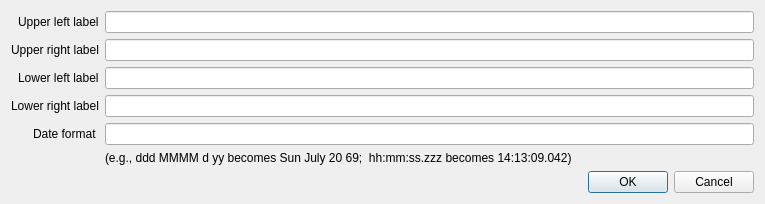
Old version of the form preferencesdialog.ui in the repository adamb924/TaskManager.
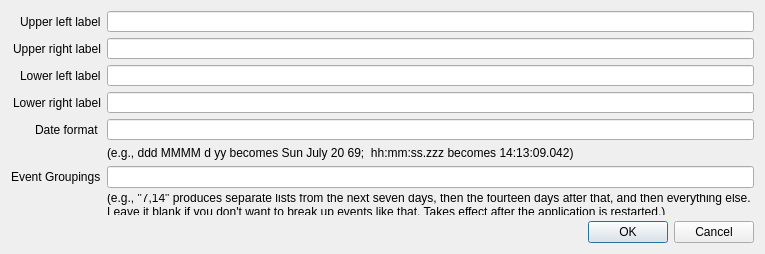
New version of the form.

Commit message: Option to divide up events by time

The edit to the form file:
```diff
--- a/preferencesdialog.ui
+++ b/preferencesdialog.ui
@@ -7,7 +7,7 @@
     <x>0</x>
     <y>0</y>
     <width>765</width>
-    <height>202</height>
+    <height>254</height>
    </rect>
   </property>
   <property name="windowTitle">
@@ -79,6 +79,33 @@
        </property>
       </widget>
      </item>
+     <item row="5" column="0">
+      <widget class="QLabel" name="label_2">
+       <property name="text">
+        <string/>
+       </property>
+      </widget>
+     </item>
+     <item row="6" column="0">
+      <widget class="QLabel" name="label_3">
+       <property name="text">
+        <string>Event Groupings</string>
+       </property>
+      </widget>
+     </item>
+     <item row="6" column="1">
+      <widget class="QLineEdit" name="eventGroupingsEdit"/>
+     </item>
+     <item row="7" column="1">
+      <widget class="QLabel" name="label_4">
+       <property name="text">
+        <string>(e.g., &quot;7,14&quot; produces separate lists from the next seven days, then the fourteen days after that, and then everything else. Leave it blank if you don't want to break up events like that. Takes effect after the application is restarted.)</string>
+       </property>
+       <property name="wordWrap">
+        <bool>true</bool>
+       </property>
+      </widget>
+     </item>
     </layout>
    </item>
    <item>
```
The commit also changes 9 other files.
